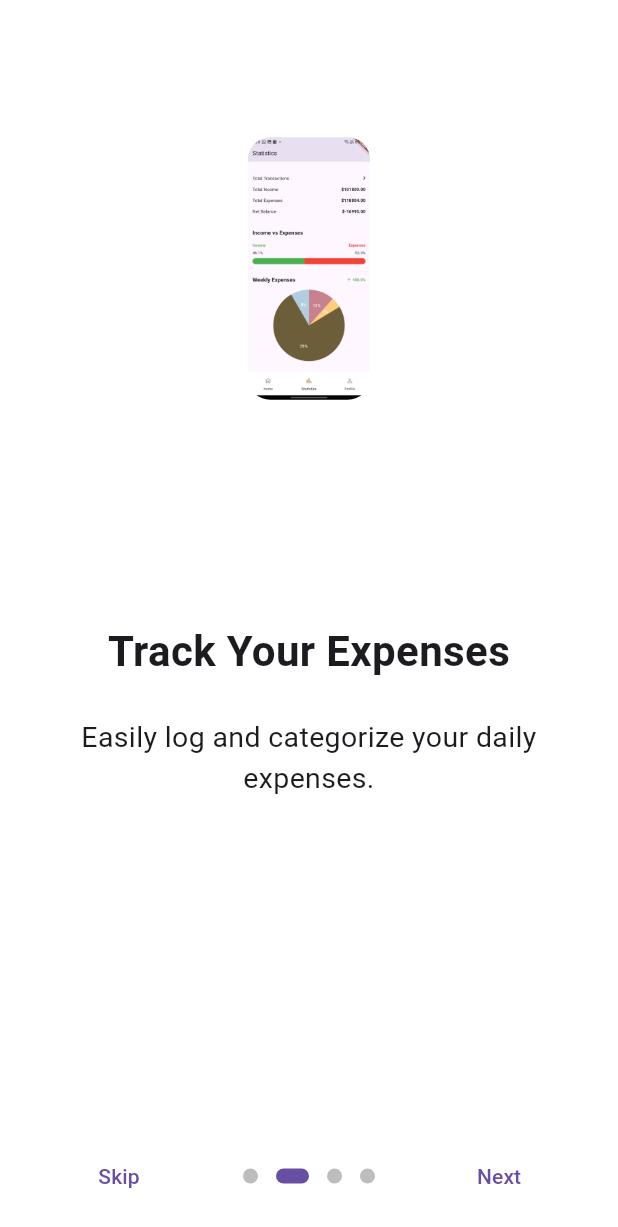
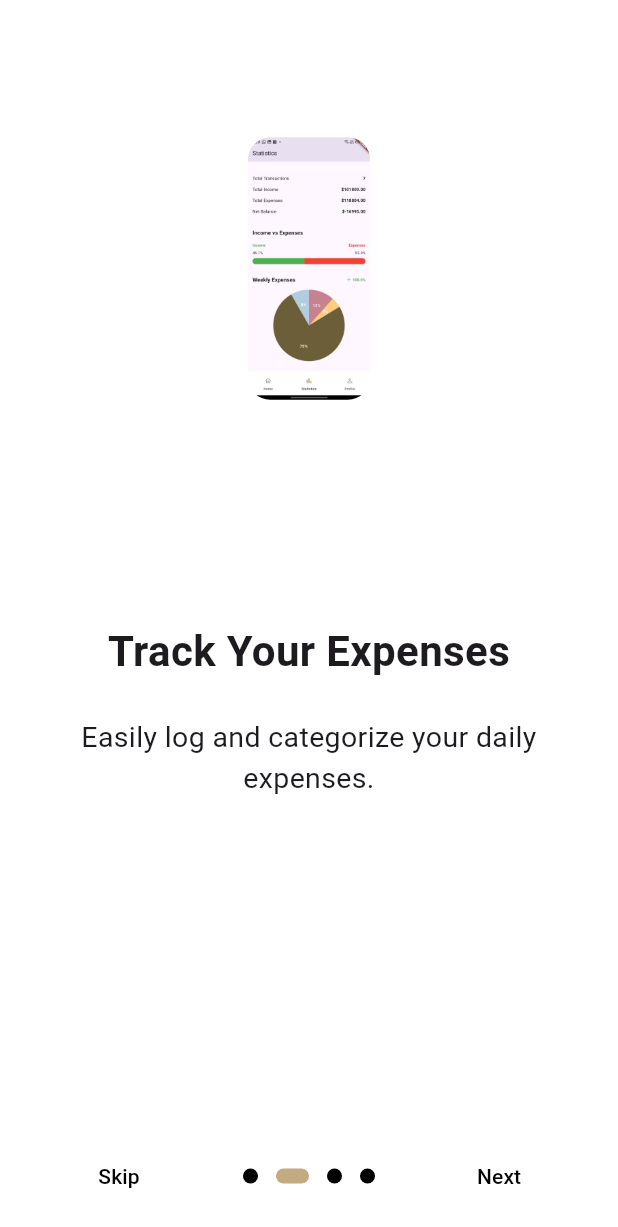
Before and after one commit to Susadi11/Flutter-Expense-Tracker, a Flutter app: the screen it shows after launch, swiped to page 2, on a phone screen of 412 x 824 dp. Shown: the top 1227 px of the screen. Run offline on Flutter 3.47's test engine with Material 3 defaults, Android fonts, the phone set to English and light mode, and no system bars; drawn by our look-alikes of introduction_screen; our stand-ins replace cloud_firestore, connectivity_plus, firebase_auth, firebase_core, fluttertoast, font_awesome_flutter and 7 more; accounts and stored records are empty.

Commit message:
fixed onboarding screen colours

```diff
--- a/frontend/lib/onboardingScreen1.dart
+++ b/frontend/lib/onboardingScreen1.dart
@@ -72,12 +72,29 @@ class OnboardingScreen extends StatelessWidget {
       onDone: () => _finishOnboarding(context),
       onSkip: () => _finishOnboarding(context),
       showSkipButton: true,
-      skip: const Text("Skip"),
-      next: const Text("Next"),
-      done: const Text("Done", style: TextStyle(fontWeight: FontWeight.w600)),
+      skip: Text(
+        "Skip",
+        style: TextStyle(
+          color: Colors.black,
+        ),
+      ),
+      next: Text(
+        "Next",
+        style: TextStyle(
+          color: Colors.black,
+        ),
+      ),
+      done: Text(
+        "Done",
+        style: TextStyle(
+          fontWeight: FontWeight.w600,
+          color: Colors.black,
+        ),
+      ),
       dotsDecorator: DotsDecorator(
         size: Size(10.0, 10.0),
-        color: Color(0xFFBDBDBD),
+        color: Colors.black, // Color of inactive dots
+        activeColor: Color(0xFFC2AA81), // Color of active dot
         activeSize: Size(22.0, 10.0),
         activeShape: RoundedRectangleBorder(
           borderRadius: BorderRadius.all(Radius.circular(25.0)),
```
